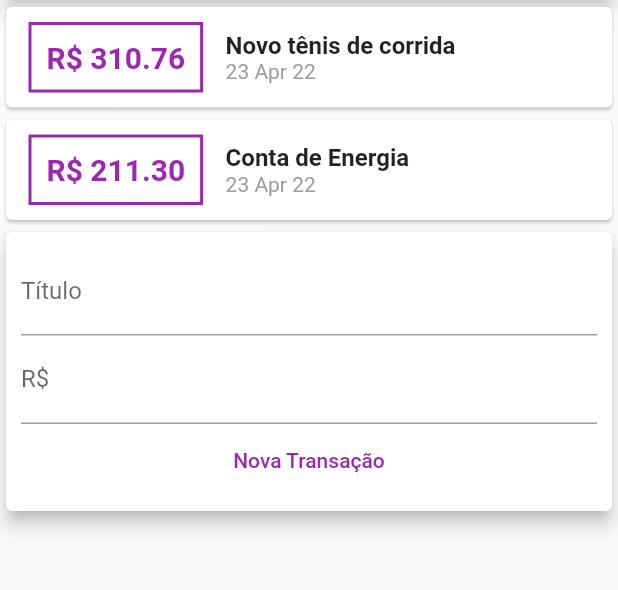
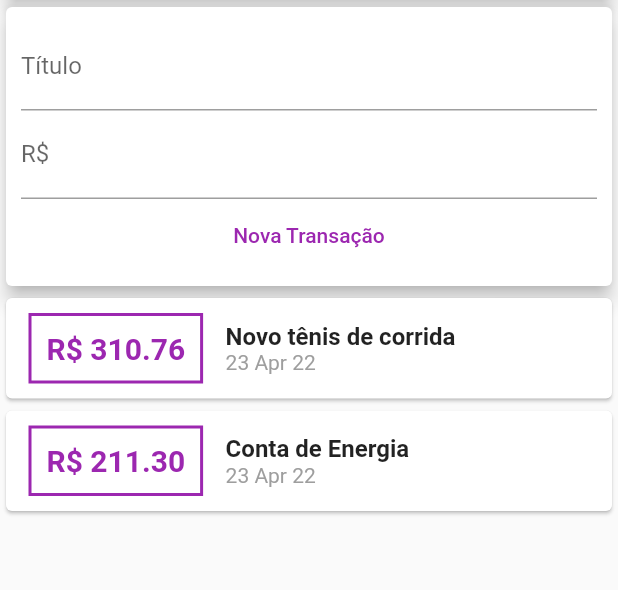
Before and after one commit to fhtozetto/Exenses, a Flutter app: the screen it shows after launch, on a phone screen of 412 x 824 dp, the part 119-709 px from its top. Run offline on Flutter 3.47's test engine with Material 2 defaults, Android fonts, the phone set to English and light mode, and no system bars.

Commit message:
Using ListView

```diff
--- a/lib/components/transaction_form.dart
+++ b/lib/components/transaction_form.dart
@@ -24,15 +24,16 @@ class TransactionForm extends StatelessWidget {
               controller: valueController,
               decoration: const InputDecoration(labelText: 'R\$'),
             ),
-            // ignore: deprecated_member_use
-            FlatButton(
+            TextButton(
               onPressed: () {
                 final title = titleController.text;
                 final value = double.tryParse(valueController.text) ?? 0.0;
                 onSubmit!(title, value);
               },
-              textColor: Colors.purple,
-              child: const Text('Nova Transação'),
+              child: const Text(
+                'Nova Transação',
+                style: TextStyle(color: Colors.purple),
+              ),
             ),
           ],
         ),
--- a/lib/components/transaction_list.dart
+++ b/lib/components/transaction_list.dart
@@ -11,8 +11,12 @@ class TransactionList extends StatelessWidget {
 
   @override
   Widget build(BuildContext context) {
-    return Column(
-      children: transactions.map((tr) {
+    return SizedBox(
+      height: 300,
+      child: ListView.builder(
+        itemCount: transactions.length,
+        itemBuilder: (ctx, index) {
+          final tr = transactions[index];
           return Card(
             child: Row(
               children: [
@@ -50,7 +54,8 @@ class TransactionList extends StatelessWidget {
               ],
             ),
           );
-      }).toList(),
+        },
+      ),
     );
   }
 }
--- a/lib/components/transaction_user.dart
+++ b/lib/components/transaction_user.dart
@@ -45,8 +45,8 @@ class _TransactionUserState extends State<TransactionUser> {
   Widget build(BuildContext context) {
     return Column(
       children: [
+        TransactionForm(_addTransaction), // Comunicação indireta
         TransactionList(transactions: _transactions), // Comunicação direta
-        TransactionForm(_addTransaction), // Comunicação indireta
       ],
     );
   }
--- a/lib/main.dart
+++ b/lib/main.dart
@@ -23,8 +23,7 @@ class MyHomePage extends StatelessWidget {
       appBar: AppBar(
         title: const Text('Despesas Pessoais'),
       ),
-      body: SingleChildScrollView(
-        child: Column(
+      body: Column(
         crossAxisAlignment: CrossAxisAlignment.stretch,
         children: const [
           SizedBox(
@@ -38,7 +37,6 @@ class MyHomePage extends StatelessWidget {
           TransactionUser(),
         ],
       ),
-      ),
     );
   }
 }
```
Lines whose indentation alone changed are shown as unchanged.
